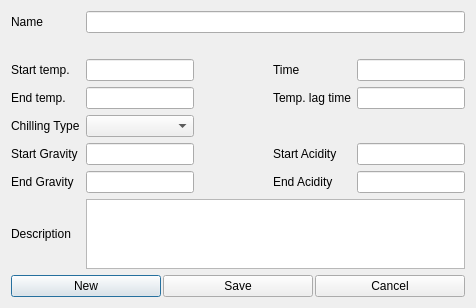
Old version of the form ui/boilStepEditor.ui in the repository Brewtarget/brewtarget.
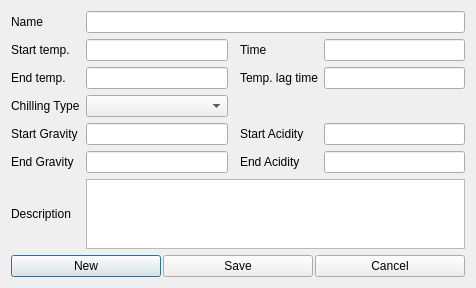
New version of the form. Icons and pictures are not drawn. Custom widgets are drawn as their Qt base class.

Diff of the .ui file:
```diff
--- a/ui/boilStepEditor.ui
+++ b/ui/boilStepEditor.ui
@@ -33,19 +33,6 @@
        </property>
       </widget>
      </item>
-     <item row="1" column="3">
-      <spacer name="horizontalSpacer">
-       <property name="orientation">
-        <enum>Qt::Horizontal</enum>
-       </property>
-       <property name="sizeHint" stdset="0">
-        <size>
-         <width>40</width>
-         <height>20</height>
-        </size>
-       </property>
-      </spacer>
-     </item>
      <item row="2" column="1">
       <widget class="SmartLabel" name="label_startTemp">
        <property name="contextMenuPolicy">
@@ -68,12 +55,6 @@
      </item>
      <item row="2" column="4">
       <widget class="SmartLabel" name="label_stepTime">
-       <property name="sizePolicy">
-        <sizepolicy hsizetype="Expanding" vsizetype="Preferred">
-         <horstretch>0</horstretch>
-         <verstretch>0</verstretch>
-        </sizepolicy>
-       </property>
        <property name="contextMenuPolicy">
         <enum>Qt::CustomContextMenu</enum>
        </property>
```
Left out of the diff: 2 changed lines with no effect on the pictures.
